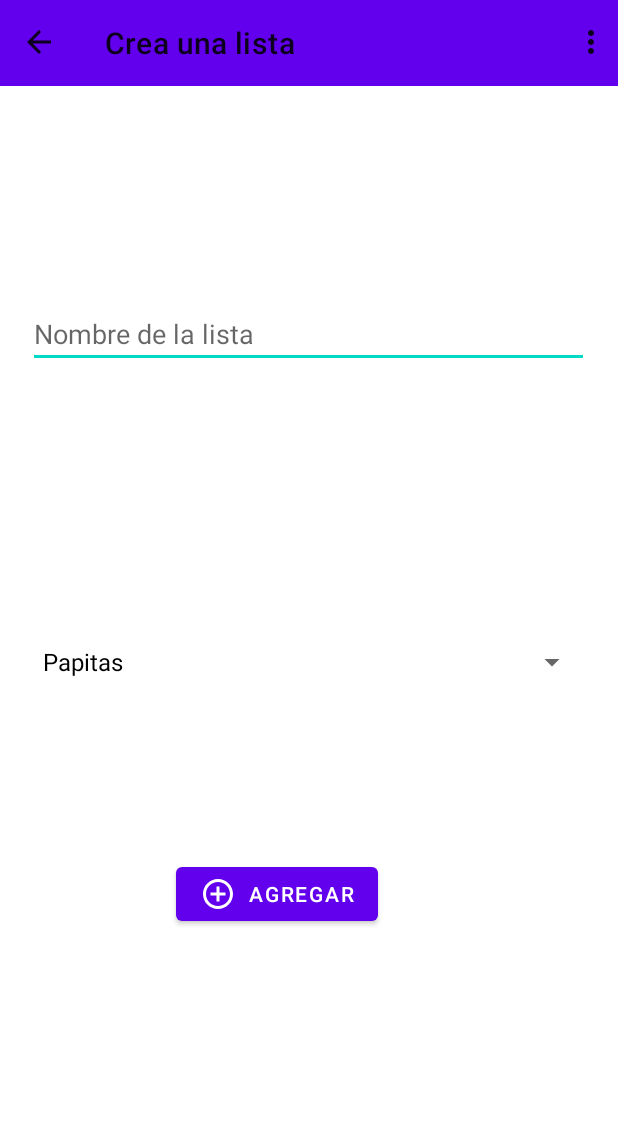
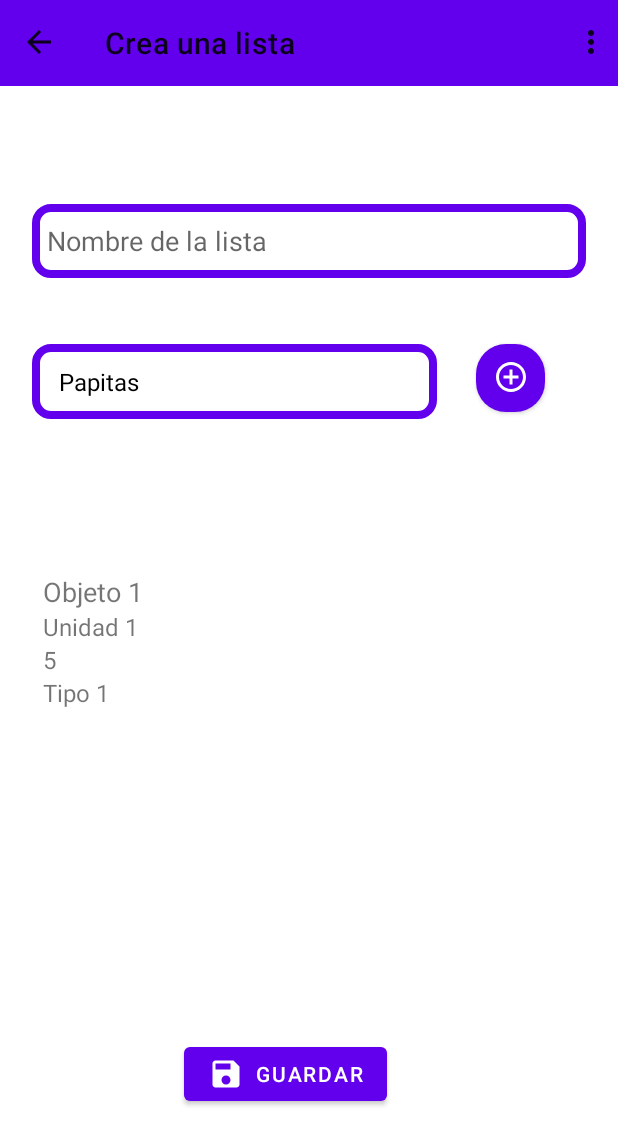
Before and after one commit to gitrubio/MyPriceList, an Android app: the CreateListActivity screen opened directly, with no data from a screen before it, on a phone screen of 412 x 824 dp. Shown: the top 1145 px of the screen. Run offline under Robolectric (Android 15) with nearby library versions, the phone set to English and light mode, and no system bars; our stand-ins replace Firebase (no records; nobody signed in at launch, a user with empty details on screens opened directly).

Commit message:
agregando estilos a createActivity

```diff
--- a/app/build.gradle
+++ b/app/build.gradle
@@ -52,6 +52,7 @@ dependencies {
     implementation 'com.google.firebase:firebase-auth-ktx'
     implementation 'com.google.firebase:firebase-firestore-ktx'
     implementation 'androidx.core:core-ktx:1.7.0'
+    implementation 'com.google.android.material:material:1.8.0'
     implementation 'androidx.appcompat:appcompat:1.6.1'
     implementation 'com.google.android.material:material:1.8.0'
     implementation 'androidx.constraintlayout:constraintlayout:2.1.4'
--- /dev/null
+++ b/app/src/main/java/com/example/mypricelist/Adapters/ProductAdapter.kt
@@ -0,0 +1,40 @@
+package com.example.mypricelist.Adapters
+
+import android.view.LayoutInflater
+import android.view.View
+import android.view.ViewGroup
+import android.widget.TextView
+import androidx.recyclerview.widget.RecyclerView
+import com.example.mypricelist.R
+import com.example.mypricelist.models.ProductModel
+
+class ProductAdapter(val listaObjetos: List<ProductModel>) : RecyclerView.Adapter<ProductAdapter.ObjetoViewHolder>() {
+
+    override fun onCreateViewHolder(parent: ViewGroup, viewType: Int): ObjetoViewHolder {
+        // Inflar el diseño de la vista del elemento de lista
+        val view = LayoutInflater.from(parent.context).inflate(R.layout.list_product_item, parent, false)
+        return ObjetoViewHolder(view)
+    }
+
+    override fun onBindViewHolder(holder: ObjetoViewHolder, position: Int) {
+        // Asignar los datos del modelo de datos a las vistas del ViewHolder
+
+        val objeto = listaObjetos[position]
+        holder.txtNombre.text = objeto.nombre
+        holder.txtUnidad.text = objeto.unidad
+        holder.txtCantidad.text = objeto.cantidad.toString()
+        holder.txtTipo.text = objeto.tipo
+    }
+
+    override fun getItemCount(): Int {
+        // Devolver el número de elementos en la lista de objetos
+        return listaObjetos.size
+    }
+
+    class ObjetoViewHolder(itemView: View) : RecyclerView.ViewHolder(itemView) {
+        val txtNombre: TextView = itemView.findViewById(R.id.txtNombre)
+        val txtUnidad: TextView = itemView.findViewById(R.id.txtUnidad)
+        val txtCantidad: TextView = itemView.findViewById(R.id.txtCantidad)
+        val txtTipo: TextView = itemView.findViewById(R.id.txtTipo)
+    }
+}
--- a/app/src/main/java/com/example/mypricelist/models/ListModel.kt
+++ b/app/src/main/java/com/example/mypricelist/models/ListModel.kt
@@ -6,7 +6,7 @@ class ListModel(val name: String, val total: Double, val productos: List<String>
     // La propiedad 'total' es de tipo Double y se inicializa con el valor del parámetro 'total' del constructor
     // La propiedad 'productos' es de tipo List<String> y se inicializa con el valor del parámetro 'productos' del constructor
 
-    // Constructor de la clase Pedido
+    // Constructor de la clase ListModel
     init {
         // Inicialización adicional del objeto Pedido si es necesario
         // Puedes agregar código aquí para realizar acciones adicionales en la inicialización del objeto
--- a/app/src/main/java/com/example/mypricelist/models/ProductListModel.java
+++ /dev/null
@@ -1,12 +0,0 @@
-package com.example.mypricelist.models;
-
-public class ProductListModel {
-    public ProductListModel(String name, Double price){
-        this.price = price;
-        this.name = name;
-    }
-
-
-    private String name;
-    private Double price;
-}
--- /dev/null
+++ b/app/src/main/java/com/example/mypricelist/models/ProductModel.kt
@@ -0,0 +1,12 @@
+package com.example.mypricelist.models
+
+ class ProductModel(val nombre: String, val unidad: String, val cantidad: Int, val tipo: String) {
+     //  Propiedades de la clase Pedido
+     // La propiedad 'nombre' es de tipo String y se inicializa con el valor del parámetro 'nombre' del constructor
+     // La propiedad 'unidad' es de tipo String y se inicializa con el valor del parámetro 'unidad' del constructor
+     // La propiedad 'cantidad' es de tipo Int y se inicializa con el valor del parámetro 'cantidad' del constructor
+     // La propiedad 'tipo' es de   tipo String y se inicializa con el valor del parámetro 'tipo' del constructor
+     init{
+
+     }
+ }
--- a/app/src/main/java/com/example/mypricelist/ui/creation/CreateListActivity.kt
+++ b/app/src/main/java/com/example/mypricelist/ui/creation/CreateListActivity.kt
@@ -14,6 +14,10 @@ import com.google.firebase.firestore.CollectionReference
 import com.google.firebase.firestore.FirebaseFirestore
 import android.widget.Spinner
 import androidx.core.view.get
+import androidx.recyclerview.widget.LinearLayoutManager
+import androidx.recyclerview.widget.RecyclerView
+import com.example.mypricelist.Adapters.ProductAdapter
+import com.example.mypricelist.models.ProductModel
 
 class CreateListActivity : AppCompatActivity() {
     val db = FirebaseFirestore.getInstance()
@@ -33,6 +37,28 @@ class CreateListActivity : AppCompatActivity() {
         val spinner = findViewById<Spinner>(R.id.spiProducts)
         val adapter = ArrayAdapter<String>(this, android.R.layout.simple_spinner_dropdown_item, data)
         spinner.adapter = adapter
+
+        // En tu actividad o fragmento
+
+        // Obtén una referencia al RecyclerView en tu diseño de vista
+            val recyclerView: RecyclerView = findViewById(R.id.ReView)
+        val listaObjetos = listOf(
+            ProductModel("Objeto 1", "Unidad 1", 5, "Tipo 1"),
+            ProductModel("Objeto 2", "Unidad 2", 10, "Tipo 2"),
+            ProductModel("Objeto 3", "Unidad 3", 3, "Tipo 1"),
+            ProductModel("Objeto 4", "Unidad 1", 7, "Tipo 2"),
+            ProductModel("Objeto 5", "Unidad 2", 2, "Tipo 1")
+        )
+        // Crea una instancia de tu adaptador, pasándole la lista de objetos como parámetro
+            val objetoAdapter = ProductAdapter(listaObjetos)
+
+        // Asigna el adaptador al RecyclerView
+            recyclerView.adapter = objetoAdapter
+
+        // Opcional: Configura el diseño de vista para el RecyclerView (por ejemplo, LinearLayoutManager, GridLayoutManager, etc.)
+            val layoutManager = LinearLayoutManager(this) // Puedes cambiar "this" con la referencia a tu actividad o fragmento
+            recyclerView.layoutManager = layoutManager
+
 
 
     }
--- a/app/src/main/java/com/example/mypricelist/ui/home/HomeFragment.kt
+++ b/app/src/main/java/com/example/mypricelist/ui/creation/home/HomeFragment.kt
@@ -1,4 +1,4 @@
-package com.example.mypricelist.ui.home
+package com.example.mypricelist.ui.creation.home
 
 import android.content.Intent
 import android.os.Bundle
--- a/app/src/main/java/com/example/mypricelist/ui/home/HomeViewModel.kt
+++ b/app/src/main/java/com/example/mypricelist/ui/creation/home/HomeViewModel.kt
@@ -1,4 +1,4 @@
-package com.example.mypricelist.ui.home
+package com.example.mypricelist.ui.creation.home
 
 import androidx.lifecycle.LiveData
 import androidx.lifecycle.MutableLiveData
--- /dev/null
+++ b/app/src/main/res/drawable/ic_save_24.xml
@@ -0,0 +1,5 @@
+<vector android:height="24dp" android:tint="#FFFFFF"
+    android:viewportHeight="24" android:viewportWidth="24"
+    android:width="24dp" xmlns:android="http://schemas.android.com/apk/res/android">
+    <path android:fillColor="@android:color/white" android:pathData="M17,3L5,3c-1.11,0 -2,0.9 -2,2v14c0,1.1 0.89,2 2,2h14c1.1,0 2,-0.9 2,-2L21,7l-4,-4zM12,19c-1.66,0 -3,-1.34 -3,-3s1.34,-3 3,-3 3,1.34 3,3 -1.34,3 -3,3zM15,9L5,9L5,5h10v4z"/>
+</vector>
--- /dev/null
+++ b/app/src/main/res/drawable/radius_buttom.xml
@@ -0,0 +1,5 @@
+<?xml version="1.0" encoding="utf-8"?>
+<shape xmlns:android="http://schemas.android.com/apk/res/android">
+    <corners android:radius="20dp" /> <!-- Ajusta el valor de "radius" para determinar el redondeo del botón -->
+    <solid android:color="#FF0000" /> <!-- Cambia el color de fondo del botón según tus necesidades -->
+</shape>
--- /dev/null
+++ b/app/src/main/res/drawable/style_border_text.xml
@@ -0,0 +1,13 @@
+<?xml version="1.0" encoding="utf-8"?>
+<shape xmlns:android="http://schemas.android.com/apk/res/android" android:shape="rectangle">
+<stroke
+    android:width="5sp"
+    android:color="@color/purple_500"/>
+    <padding
+        android:bottom="10sp"
+        android:left="10sp"
+        android:right="10sp"
+        android:top="10sp"/>
+    <corners
+        android:radius="10dp" />
+</shape>
--- a/app/src/main/res/layout/activity_create_list.xml
+++ b/app/src/main/res/layout/activity_create_list.xml
@@ -19,40 +19,72 @@
         app:layout_constraintTop_toTopOf="parent"
         app:title="Crea una lista" />
 
+
     <EditText
         android:id="@+id/edtListName"
-        android:layout_width="374dp"
-        android:layout_height="44dp"
-        android:layout_marginTop="144dp"
+        android:layout_width="369dp"
+        android:layout_height="49dp"
+        android:layout_marginTop="136dp"
+        android:background="@drawable/style_border_text"
         android:ems="10"
         android:hint="@string/ListName"
         android:inputType="textPersonName"
         app:layout_constraintEnd_toEndOf="parent"
-        app:layout_constraintHorizontal_bias="0.486"
         app:layout_constraintStart_toStartOf="parent"
-        app:layout_constraintTop_toBottomOf="@+id/toolbar" />
+        app:layout_constraintTop_toTopOf="parent" />
 
     <Spinner
         android:id="@+id/spiProducts"
-        android:layout_width="371dp"
-        android:layout_height="45dp"
-        android:layout_marginBottom="360dp"
-        app:layout_constraintBottom_toBottomOf="parent"
+        android:layout_width="270dp"
+        android:layout_height="50dp"
+        android:layout_marginTop="44dp"
+        android:layout_marginEnd="31dp"
+        android:background="@drawable/style_border_text"
         app:layout_constraintEnd_toEndOf="parent"
-        app:layout_constraintStart_toStartOf="parent" />
+        app:layout_constraintHorizontal_bias="0.19"
+        app:layout_constraintStart_toStartOf="parent"
+        app:layout_constraintTop_toBottomOf="@+id/edtListName" />
 
     <Button
         android:id="@+id/button2"
         android:layout_width="wrap_content"
         android:layout_height="wrap_content"
-        android:layout_marginBottom="204dp"
+        android:layout_marginBottom="84dp"
         android:onClick="saveList"
         android:text="@string/addText"
-        app:icon="@drawable/ic_add_circle_outline_24"
+        app:icon="@drawable/ic_save_24"
         app:layout_constraintBottom_toBottomOf="parent"
         app:layout_constraintEnd_toEndOf="parent"
-        app:layout_constraintHorizontal_bias="0.424"
+        app:layout_constraintHorizontal_bias="0.443"
         app:layout_constraintStart_toStartOf="parent" />
+
+    <Button
+        android:id="@+id/btnAdd"
+        android:layout_width="46dp"
+        android:layout_height="45dp"
+        android:layout_marginTop="44dp"
+        android:background="@drawable/radius_buttom"
+        android:text=""
+        app:icon="@drawable/ic_add_circle_outline_24"
+        app:iconGravity="textTop"
+        app:layout_constraintBottom_toBottomOf="parent"
+        app:layout_constraintEnd_toEndOf="parent"
+        app:layout_constraintHorizontal_bias="0.351"
+        app:layout_constraintStart_toEndOf="@+id/spiProducts"
+        app:layout_constraintTop_toBottomOf="@+id/edtListName"
+        app:layout_constraintVertical_bias="0.0"
+        tools:ignore="MissingConstraints" />
+
+    <androidx.recyclerview.widget.RecyclerView
+        android:id="@+id/ReView"
+        android:layout_width="354dp"
+        android:layout_height="225dp"
+        app:layout_constraintBottom_toBottomOf="parent"
+        app:layout_constraintEnd_toEndOf="parent"
+        app:layout_constraintHorizontal_bias="0.491"
+        app:layout_constraintStart_toStartOf="parent"
+        app:layout_constraintTop_toTopOf="@+id/toolbar"
+        app:layout_constraintVertical_bias="0.638" />
 
 
 </androidx.constraintlayout.widget.ConstraintLayout>
--- a/app/src/main/res/layout/fragment_home.xml
+++ b/app/src/main/res/layout/fragment_home.xml
@@ -5,7 +5,7 @@
     android:id="@+id/fabAddList"
     android:layout_width="match_parent"
     android:layout_height="match_parent"
-    tools:context=".ui.home.HomeFragment">
+    tools:context=".ui.creation.home.HomeFragment">
 
     <androidx.recyclerview.widget.RecyclerView
         android:id="@+id/recyclerListas"
--- /dev/null
+++ b/app/src/main/res/layout/list_product_item.xml
@@ -0,0 +1,36 @@
+<?xml version="1.0" encoding="utf-8"?>
+<androidx.constraintlayout.widget.ConstraintLayout xmlns:android="http://schemas.android.com/apk/res/android"
+    android:layout_width="match_parent"
+    android:layout_height="match_parent">
+    <LinearLayout xmlns:android="http://schemas.android.com/apk/res/android"
+        android:layout_width="match_parent"
+        android:layout_height="wrap_content"
+        android:orientation="vertical">
+
+        <TextView
+            android:id="@+id/txtNombre"
+            android:layout_width="wrap_content"
+            android:layout_height="wrap_content"
+            android:textSize="18sp" />
+
+        <TextView
+            android:id="@+id/txtUnidad"
+            android:layout_width="wrap_content"
+            android:layout_height="wrap_content"
+            android:textSize="16sp" />
+
+        <TextView
+            android:id="@+id/txtCantidad"
+            android:layout_width="wrap_content"
+            android:layout_height="wrap_content"
+            android:textSize="16sp" />
+
+        <TextView
+            android:id="@+id/txtTipo"
+            android:layout_width="wrap_content"
+            android:layout_height="wrap_content"
+            android:textSize="16sp" />
+
+    </LinearLayout>
+
+</androidx.constraintlayout.widget.ConstraintLayout>
--- a/app/src/main/res/navigation/mobile_navigation.xml
+++ b/app/src/main/res/navigation/mobile_navigation.xml
@@ -7,7 +7,7 @@
 
     <fragment
         android:id="@+id/navigation_home"
-        android:name="com.example.mypricelist.ui.home.HomeFragment"
+        android:name="com.example.mypricelist.ui.creation.home.HomeFragment"
         android:label="@string/title_home"
         tools:layout="@layout/fragment_home" />
 
--- a/app/src/main/res/values/strings.xml
+++ b/app/src/main/res/values/strings.xml
@@ -3,7 +3,7 @@
     <string name="title_home">Home</string>
     <string name="title_dashboard">Dashboard</string>
     <string name="title_notifications">Notifications</string>
-    <string name="addText">Agregar</string>
+    <string name="addText">Guardar</string>
     <string name="ListName">Nombre de la lista</string>
     <string-array name="planets_array">
         <item>Papitas</item>
```
